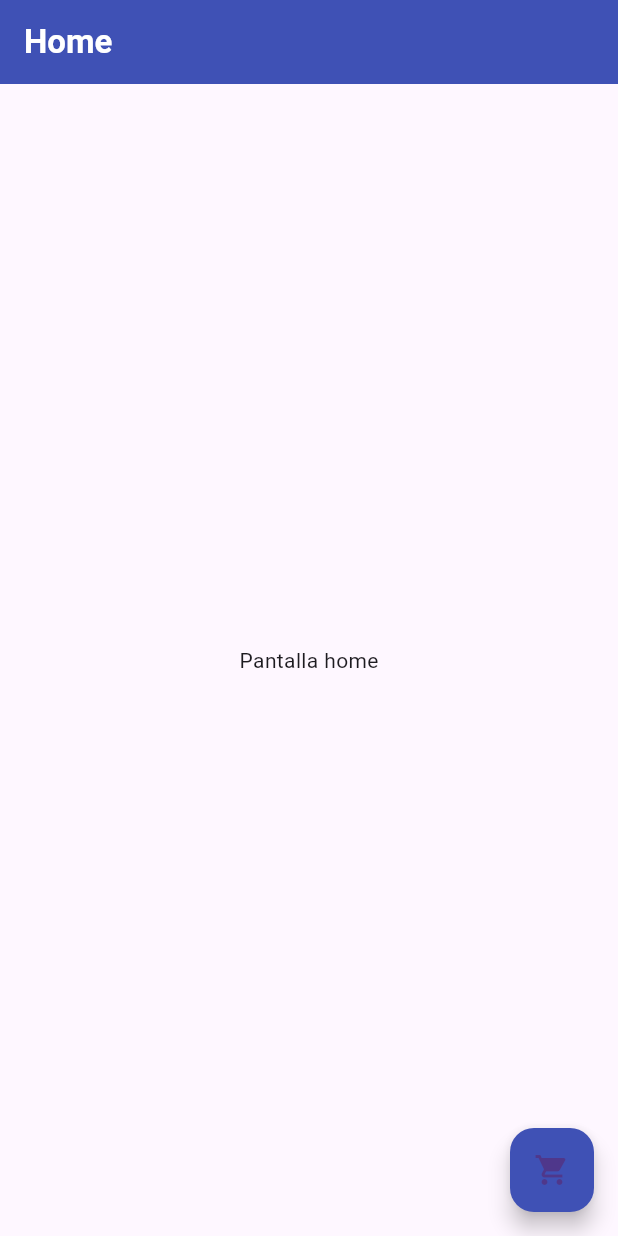
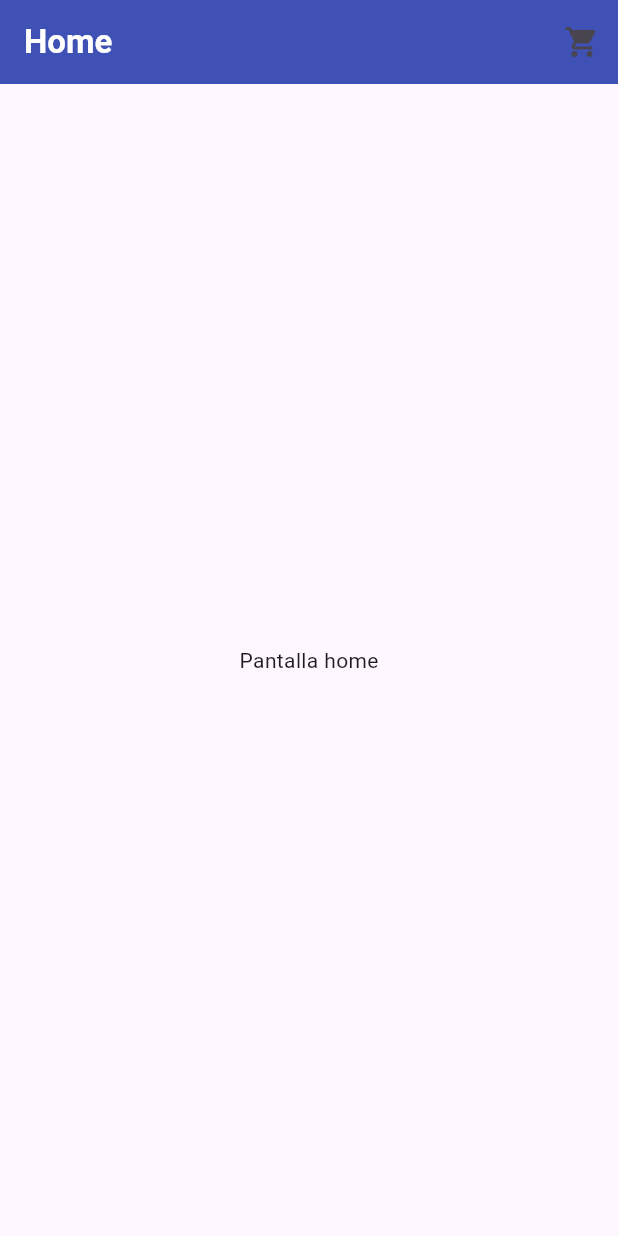
Before and after one commit to Gerardlf/app_navegacion_estado, a Flutter app: the screen it shows after launch, on a phone screen of 412 x 824 dp. Run offline on Flutter 3.47's test engine with Material 3 defaults, Android fonts, the phone set to English and light mode, and no system bars; our stand-ins replace go_router.

Commit message:
añadiendo home screen

```diff
--- a/lib/main.dart
+++ b/lib/main.dart
@@ -1,5 +1,7 @@
 import 'package:app_navegacion_estado/app_router.dart';
+import 'package:app_navegacion_estado/state/cartViewModel.dart';
 import 'package:flutter/material.dart';
+import 'package:provider/provider.dart';
 
 void main() {
   runApp(const MainApp());
@@ -10,10 +12,13 @@ class MainApp extends StatelessWidget {
 
   @override
   Widget build(BuildContext context) {
-    return MaterialApp.router(
-      title: "UD6 · Navegación + Estado (MVVM)",
-      routerConfig: AppRouter.goRouter,
-      debugShowCheckedModeBanner: false,
+    return ChangeNotifierProvider(
+      create: (_) => CartViewModel(),
+      child: MaterialApp.router(
+        title: "UD6 · Navegación + Estado (MVVM)",
+        routerConfig: AppRouter.goRouter,
+        debugShowCheckedModeBanner: false,
+      ),
     );
   }
 }
--- a/lib/screens/home/home.dart
+++ b/lib/screens/home/home.dart
@@ -1,11 +1,15 @@
+import 'package:app_navegacion_estado/state/cartViewModel.dart';
 import 'package:flutter/material.dart';
 import 'package:go_router/go_router.dart';
+import 'package:provider/provider.dart';
 
 class HomeScreen extends StatelessWidget {
   const HomeScreen({super.key});
 
   @override
   Widget build(BuildContext context) {
+    final cart = context.watch<CartViewModel>();
+
     return Scaffold(
       appBar: AppBar(
         backgroundColor: Colors.indigo,
@@ -13,15 +17,29 @@ class HomeScreen extends StatelessWidget {
           "Home",
           style: TextStyle(color: Colors.white, fontWeight: FontWeight.bold),
         ),
+        actions: [
+          IconButton(
+            icon: Stack(
+              children: [
+                const Icon(Icons.shopping_cart),
+                if (cart.count > 0)
+                  Positioned(
+                    right: 0,
+                    child: CircleAvatar(
+                      radius: 8,
+                      child: Text(
+                        cart.count.toString(),
+                        style: const TextStyle(fontSize: 10),
+                      ),
+                    ),
+                  ),
+              ],
+            ),
+            onPressed: () => context.goNamed("cart"),
+          ),
+        ],
       ),
       body: Center(child: Text("Pantalla home")),
-      floatingActionButton: FloatingActionButton(
-        backgroundColor: Colors.indigo,
-        child: const Icon(Icons.shopping_cart),
-        onPressed: () {
-          context.goNamed('cart');
-        },
-      ),
     );
   }
 }
--- /dev/null
+++ b/lib/state/cartViewModel.dart
@@ -0,0 +1,26 @@
+import 'package:app_navegacion_estado/data/cart_repository.dart';
+import 'package:flutter/foundation.dart';
+import '../data/producto.dart';
+
+class CartViewModel extends ChangeNotifier {
+  final CartRepository _cartRepository = CartRepository();
+
+  List<Producto> get items => _cartRepository.items;
+  int get count => _cartRepository.count;
+  double get total => _cartRepository.total;
+
+  void addProduct(Producto p) {
+    _cartRepository.add(p);
+    notifyListeners();
+  }
+
+  void removeProduct(Producto p) {
+    _cartRepository.remove(p);
+    notifyListeners();
+  }
+
+  void clear(Producto p) {
+    _cartRepository.clear();
+    notifyListeners();
+  }
+}
--- /dev/null
+++ b/packages/ui_components/analysis_options.yaml
@@ -0,0 +1,4 @@
+include: package:flutter_lints/flutter.yaml
+
+# Additional information about this file can be found at
+# https://dart.dev/guides/language/analysis-options
```
Also changed, not shown: packages/ui_components/lib/product_card.dart (added, +28 -0 lines), packages/ui_components/pubspec.yaml (added, +54 -0 lines), 6 other files.
